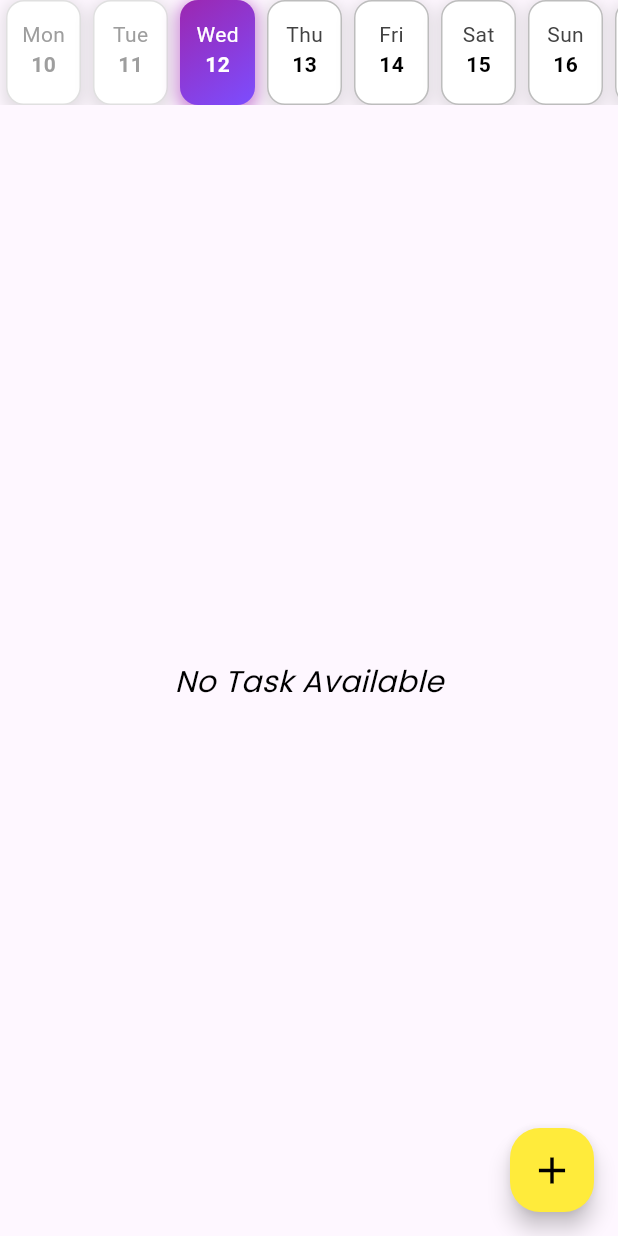
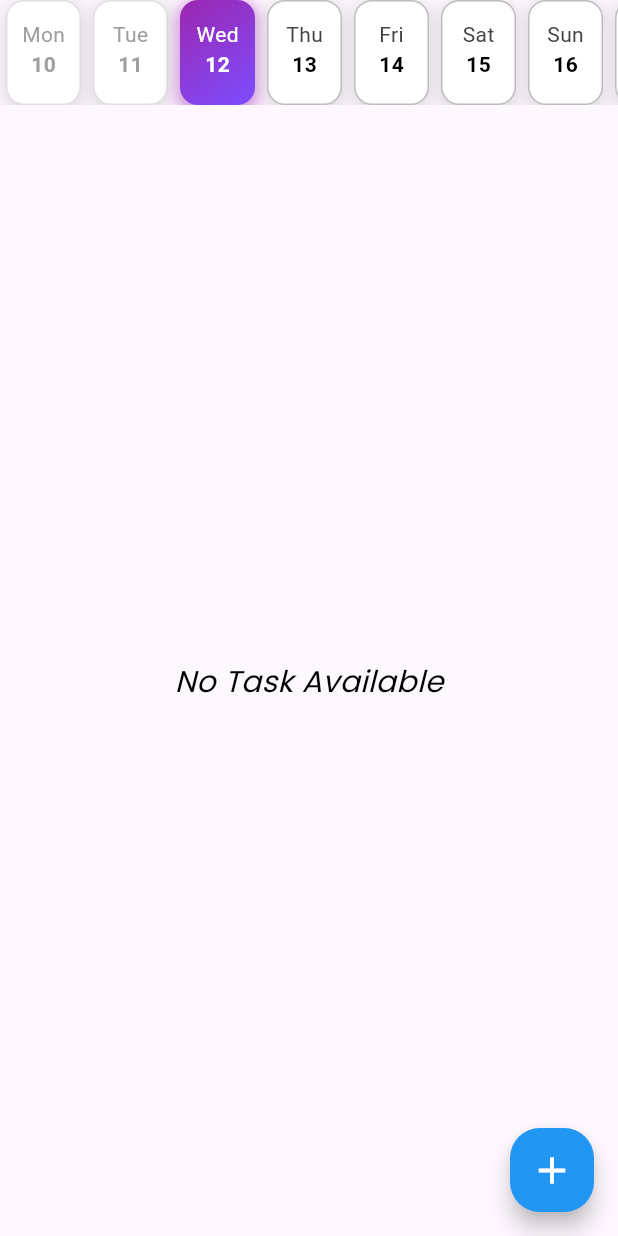
Before and after one commit to JagatheesanB/task_management, a Flutter app: the WeekPage screen opened directly with empty values, on a phone screen of 412 x 824 dp. Run offline on Flutter 3.47's test engine with Material 3 defaults, Android fonts, the phone set to English and light mode, and no system bars; our stand-ins replace dio, flutter_local_notifications, flutter_riverpod, fluttertoast, geocoding, local_auth and 6 more; missing offline and left inert: animated_snack_bar, email_otp, excel; accounts and stored records are empty; generated files the repository leaves out were written again; project files that could hold a hidden picture were left out.

Commit message:
chnages made

```diff
--- a/lib/tasks/presentation/providers/task_provider.dart
+++ b/lib/tasks/presentation/providers/task_provider.dart
@@ -22,7 +22,6 @@ class TaskNotifier extends StateNotifier<List<Tasks>> {
   Future<void> getAllTasks() async {
     List<Tasks> tasks = await _taskRepository.getAllTasks();
     state = tasks;
-    // onTaskListChange?.call(state);
   }
 
   Future<void> addTask(Tasks task, int userId) async {
--- a/lib/tasks/presentation/views/api_task_page.dart
+++ b/lib/tasks/presentation/views/api_task_page.dart
@@ -1,5 +1,4 @@
 // ignore_for_file: invalid_use_of_protected_member, invalid_use_of_visible_for_testing_member
-
 import 'dart:async';
 
 import 'package:flutter/material.dart';
--- a/lib/tasks/presentation/views/attendance_history.dart
+++ b/lib/tasks/presentation/views/attendance_history.dart
@@ -43,6 +43,7 @@ class AttendanceHistoryScreen extends ConsumerWidget {
             ),
             trailing: const Icon(Icons.date_range),
             onTap: () async {
+              // picking date and state update
               final pickedDate = await showDatePicker(
                 context: context,
                 initialDate: DateTime.now(),
@@ -58,6 +59,7 @@ class AttendanceHistoryScreen extends ConsumerWidget {
             },
           ),
           Consumer(
+            // displayin the selected date
             builder: (context, ref, _) {
               final selectedDate = ref.watch(dateRangeProvider)?.start;
               if (selectedDate != null) {
@@ -78,7 +80,8 @@ class AttendanceHistoryScreen extends ConsumerWidget {
             },
           ),
           Expanded(
-            child: Consumer(
+            // Filtering Attendance Records by Selected Date
+            child:Consumer(
               builder: (context, ref, _) {
                 final selectedDate =
                     ref.watch(dateRangeProvider)?.start ?? DateTime.now();
--- a/lib/tasks/presentation/views/generate_excel.dart
+++ b/lib/tasks/presentation/views/generate_excel.dart
@@ -362,9 +362,9 @@ class _ExcelGeneratorState extends ConsumerState<ExcelGenerator> {
     if (totalMinutes >= 60) {
       int hours = totalMinutes ~/ 60;
       int minutes = totalMinutes % 60;
-      return '$hours h $minutes m';
+      return '$hours H $minutes M';
     } else {
-      return '$totalMinutes m';
+      return '$totalMinutes M';
     }
   }
 
--- a/lib/tasks/presentation/widgets/tasktile.dart
+++ b/lib/tasks/presentation/widgets/tasktile.dart
@@ -282,6 +282,7 @@ class _TaskTileState extends ConsumerState<TaskTile> {
                         ),
                       ),
                       onTap: () {
+                        if (!widget.task.isCompleted) {
                           Navigator.push(
                             context,
                             MaterialPageRoute(
@@ -290,6 +291,7 @@ class _TaskTileState extends ConsumerState<TaskTile> {
                               ),
                             ),
                           );
+                        }
                       }),
                 ],
                 child: const Icon(Icons.more_vert_rounded),
--- a/lib/tasks/presentation/widgets/week_tab.dart
+++ b/lib/tasks/presentation/widgets/week_tab.dart
@@ -43,12 +43,24 @@ class WeekPageState extends ConsumerState<WeekPage>
     _selectedDate = widget.selectedDate;
   }
 
+  List<DateTime> _generateWeeks(DateTime startDate) {
+    final List<DateTime> weeks = [];
+    DateTime currentDate =
+        startDate.subtract(Duration(days: startDate.weekday - 1));
+    for (int i = 0; i < 7; i++) {
+      weeks.add(currentDate.add(Duration(days: i)));
+    }
+    return weeks;
+  }
+
   @override
   Widget build(BuildContext context) {
     taskList = ref.watch(taskProvider);
     final selectedDateTasks = taskList.where((task) =>
         // task.interval == "WEEK" &&
         _isSameDay(task.dateTime!, _selectedDate)).toList();
+
+    final List<DateTime> weekDates = _generateWeeks(_selectedDate);
 
     return Scaffold(
       body: Column(
@@ -62,7 +74,7 @@ class WeekPageState extends ConsumerState<WeekPage>
                 30,
                 (index) {
                   final day = _selectedDate
-                      .subtract(Duration(days: _selectedDate.weekday - 1))
+                      .subtract(Duration(days: _selectedDate.weekday - 1)) //
                       .add(Duration(days: index));
                   final isSelectedDate = _isSameDay(day, _selectedDate);
                   final hasTasks = _hasTasksForDate(day, taskList);
@@ -210,10 +222,10 @@ class WeekPageState extends ConsumerState<WeekPage>
       shape: RoundedRectangleBorder(
         borderRadius: BorderRadius.circular(20.0),
       ),
-      backgroundColor: Colors.yellow,
+      backgroundColor: Colors.blue,
       child: const Icon(
         Icons.add,
-        color: Colors.black,
+        color: Colors.white,
         size: 30,
       ),
     );
```
Also changed, not shown: lib/tasks/data/dataSources/task_datasource.dart (+5 -5 lines), lib/tasks/presentation/views/home.dart (+6 -1 lines), lib/tasks/presentation/views/notification.dart (+37 -37 lines), lib/tasks/presentation/views/verify_screen.dart (+27 -18 lines). Lines whose indentation alone changed are shown as unchanged.
